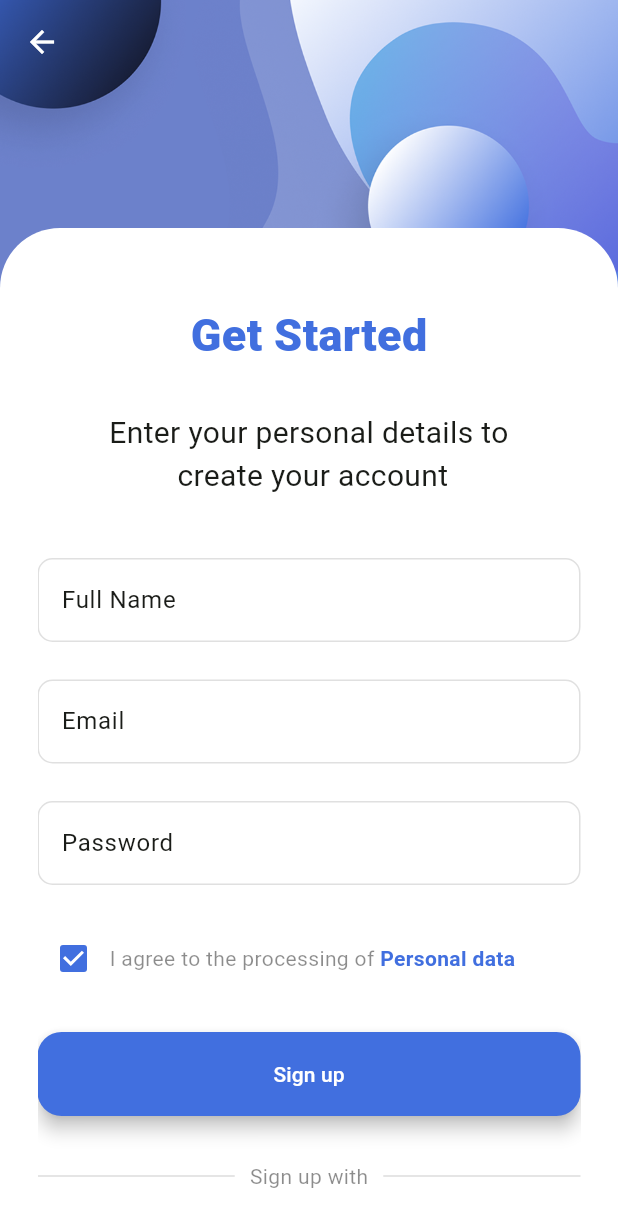
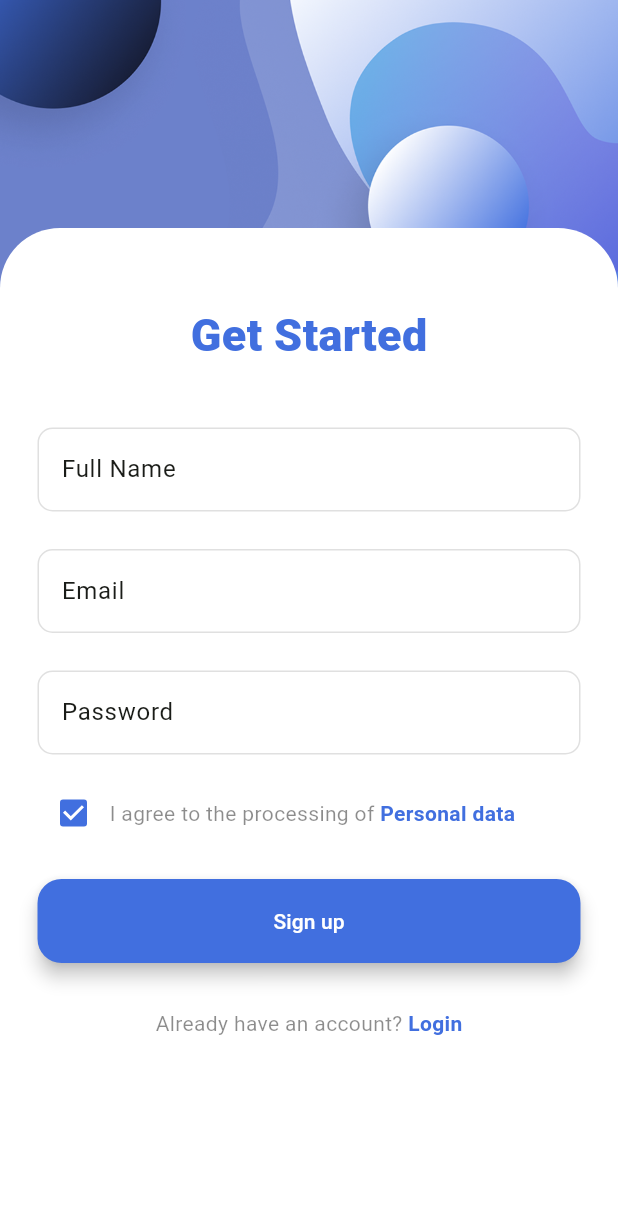
Before and after one commit to OueslatiOualaEddine/AccountAuthSystem-Projet-Dev.Mobile, a Flutter app: the screen it shows after launch, after a tap on "Sign up", on a phone screen of 412 x 824 dp. Shown: the top 1227 px of the screen. Run offline on Flutter 3.47's test engine with Material 3 defaults, Android fonts, the light colour scheme and no system bars; our stand-ins replace cloud_firestore, firebase_auth, firebase_core, google_sign_in, icons_plus; accounts and stored records are empty; network calls fail.

Commit message:
updated AccountAuthSystem

```diff
--- a/lib/screens/signup_screen.dart
+++ b/lib/screens/signup_screen.dart
@@ -38,7 +38,6 @@ class _SignUpScreenState extends State<SignUpScreen> {
             context, MaterialPageRoute(
           builder: (context) => Home(
           email: email,
-          password: password,
           isSignUp: true,
         ), ));
       } on FirebaseAuthException catch (e) {
@@ -98,11 +97,6 @@ class _SignUpScreenState extends State<SignUpScreen> {
                           fontWeight: FontWeight.w900,
                           color: lightColorScheme.primary,
                         ),
-                      ),
-                      Text(
-                        '\nEnter your personal details to \n create your account',
-                        style: TextStyle(fontSize: 20),
-                        textAlign: TextAlign.center,
                       ),
                       const SizedBox(
                         height: 40.0,
@@ -203,7 +197,7 @@ class _SignUpScreenState extends State<SignUpScreen> {
                         ),
                       ),
                       const SizedBox(
-                        height: 25.0,
+                        height: 15.0,
                       ),
                       // i agree to the processing
                       Row(
@@ -233,7 +227,7 @@ class _SignUpScreenState extends State<SignUpScreen> {
                         ],
                       ),
                       const SizedBox(
-                        height: 25.0,
+                        height: 20.0,
                       ),
                       // signup button
                       SizedBox(
@@ -266,52 +260,6 @@ class _SignUpScreenState extends State<SignUpScreen> {
                       ),
                       const SizedBox(
                         height: 30.0,
-                      ),
-                      // sign up divider
-                      Row(
-                        mainAxisAlignment: MainAxisAlignment.center,
-                        children: [
-                          Expanded(
-                            child: Divider(
-                              thickness: 0.7,
-                              color: Colors.grey.withOpacity(0.5),
-                            ),
-                          ),
-                          const Padding(
-                            padding: EdgeInsets.symmetric(
-                              vertical: 0,
-                              horizontal: 10,
-                            ),
-                            child: Text(
-                              'Sign up with',
-                              style: TextStyle(
-                                color: Colors.black45,
-                              ),
-                            ),
-                          ),
-                          Expanded(
-                            child: Divider(
-                              thickness: 0.7,
-                              color: Colors.grey.withOpacity(0.5),
-                            ),
-                          ),
-                        ],
-                      ),
-                      const SizedBox(
-                        height: 30.0,
-                      ),
-                      // sign up social media logo
-                      Row(
-                        mainAxisAlignment: MainAxisAlignment.spaceEvenly,
-                        children: [
-                          Logo(Logos.facebook_f),
-                          Logo(Logos.twitter),
-                          Logo(Logos.google),
-                          Logo(Logos.apple),
-                        ],
-                      ),
-                      const SizedBox(
-                        height: 25.0,
                       ),
                       // already have an account
                       Row(
--- a/lib/screens/welcome_screen.dart
+++ b/lib/screens/welcome_screen.dart
@@ -51,7 +51,7 @@ class WelcomeScreen extends StatelessWidget {
                 ),
               )),
           Flexible(
-            flex: 1,
+            flex: 2,
             child: Align(
               alignment: Alignment.bottomRight,
               child: Row(
--- a/lib/widgets/custom_scaffold.dart
+++ b/lib/widgets/custom_scaffold.dart
@@ -9,6 +9,7 @@ class CustomScaffold extends StatelessWidget {
       appBar: AppBar(
         iconTheme: const IconThemeData(color: Colors.white),
         backgroundColor: Colors.transparent,
+        automaticallyImplyLeading: false,
         elevation: 0,
       ),
       extendBodyBehindAppBar: true,
--- a/pubspec.yaml
+++ b/pubspec.yaml
@@ -38,6 +38,11 @@ dependencies:
   icons_plus: ^4.0.0
   firebase_core: ^2.10.0
   firebase_auth: ^4.4.2
+  google_sign_in: ^6.2.1
+  cloud_firestore: ^4.14.0
+  the_apple_sign_in: ^1.1.1
+  flutter_facebook_auth: ^7.0.1
+  signin_with_linkedin: ^1.0.1
 
 dev_dependencies:
   flutter_test:
```
Also changed, not shown: lib/screens/homescreen.dart (+0 -9 lines), lib/screens/login_screen.dart (+18 -22 lines), lib/screens/profile_screen.dart (+86 -0 lines), lib/services/advanced_auth.dart (+29 -57 lines), lib/services/database.dart (+7 -0 lines), pubspec.lock, 7 other files.
